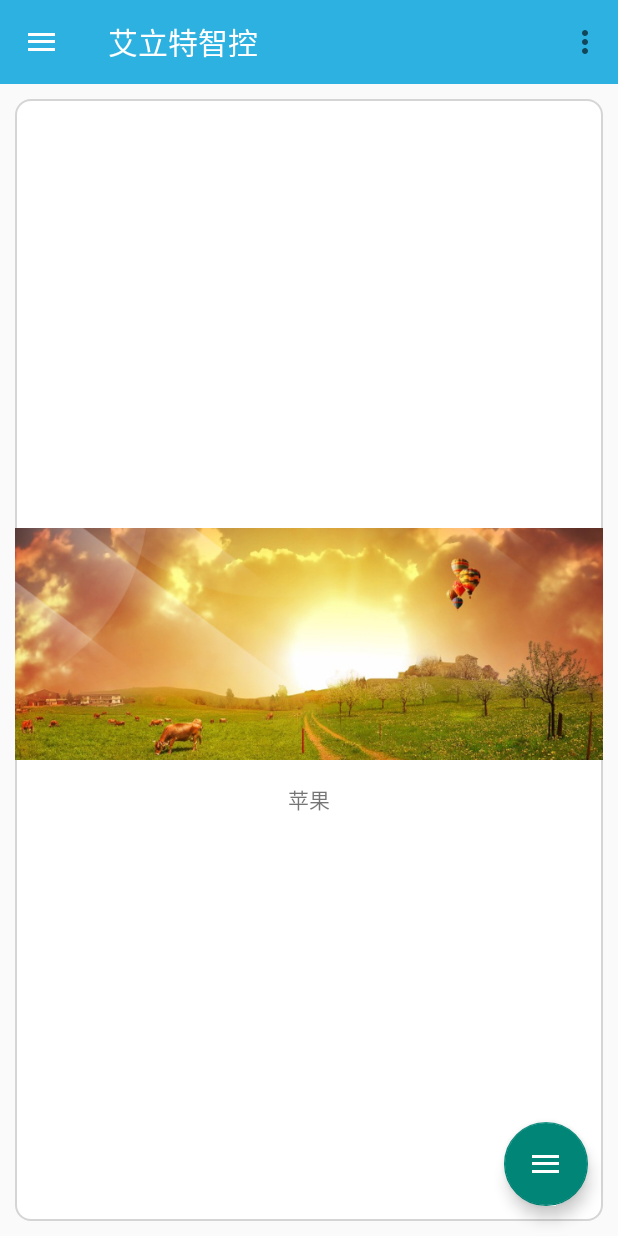
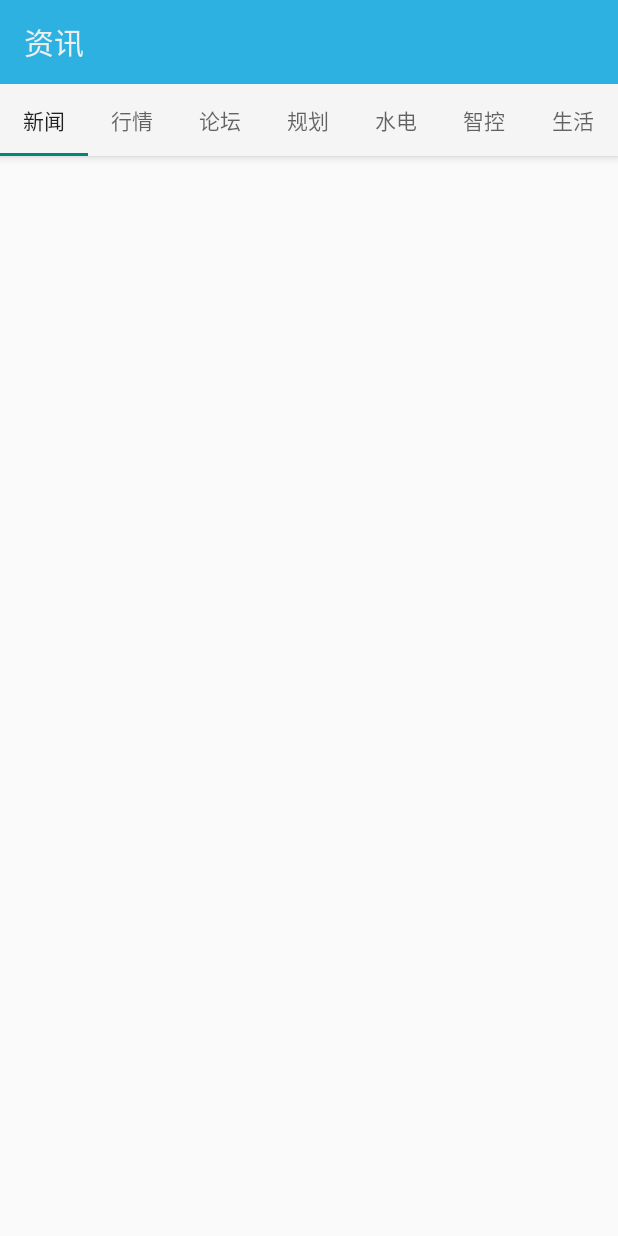
Before and after one commit to wjc133/FloatButton, an Android app: the screen it shows after launch (MainActivity before the commit, AppBarActivity after it), in the side drawer, after a tap on "日间模式", on a phone screen of 412 x 824 dp. Run offline under Robolectric (Android 15) with nearby library versions, the phone set to English and light mode, and no system bars.

Commit message:
add fragment to this app.

```diff
--- a/app/src/main/AndroidManifest.xml
+++ b/app/src/main/AndroidManifest.xml
@@ -8,7 +8,7 @@
         android:label="@string/app_name"
         android:theme="@style/AppTheme" >
         <activity
-            android:name=".MainActivity"
+            android:name=".ui.MainActivity"
             android:label="@string/app_name" >
             <intent-filter>
                 <action android:name="android.intent.action.MAIN" />
@@ -17,6 +17,7 @@
             </intent-filter>
         </activity>
         <activity android:name=".test.TestObserverActivity"/>
+        <activity android:name=".ui.AppBarActivity"/>
     </application>
 
 </manifest>
--- /dev/null
+++ b/app/src/main/java/com/elite/floatbutton/ui/AppBarActivity.java
@@ -0,0 +1,31 @@
+package com.elite.floatbutton.ui;
+
+import android.os.Bundle;
+import android.support.design.widget.TabLayout;
+import android.support.v7.widget.Toolbar;
+
+import com.elite.floatbutton.R;
+
+/**
+ * Elite Group
+ * Created by wjc133 on 2015/8/3.
+ */
+public class AppBarActivity extends BaseActivity {
+    @Override
+    protected void onCreate(Bundle savedInstanceState) {
+        super.onCreate(savedInstanceState);
+        setContentView(R.layout.activity_appbar);
+        TabLayout tabLayout=(TabLayout)findViewById(R.id.tablayout);
+        Toolbar toolbar=(Toolbar)findViewById(R.id.toolbar);
+
+        tabLayout.addTab(tabLayout.newTab().setText("新闻"));
+        tabLayout.addTab(tabLayout.newTab().setText("行情"));
+        tabLayout.addTab(tabLayout.newTab().setText("论坛"));
+        tabLayout.addTab(tabLayout.newTab().setText("规划"));
+        tabLayout.addTab(tabLayout.newTab().setText("水电"));
+        tabLayout.addTab(tabLayout.newTab().setText("智控"));
+        tabLayout.addTab(tabLayout.newTab().setText("生活"));
+
+        toolbar.setTitle("资讯");
+    }
+}
--- /dev/null
+++ b/app/src/main/java/com/elite/floatbutton/ui/BaseActivity.java
@@ -0,0 +1,11 @@
+package com.elite.floatbutton.ui;
+
+import android.support.v7.app.AppCompatActivity;
+
+/**
+ * Elite Group
+ * Created by wjc133 on 2015/8/3.
+ */
+public class BaseActivity extends AppCompatActivity{
+
+}
--- a/app/src/main/java/com/elite/floatbutton/MainActivity.java
+++ b/app/src/main/java/com/elite/floatbutton/ui/MainActivity.java
@@ -1,24 +1,23 @@
-package com.elite.floatbutton;
+package com.elite.floatbutton.ui;
 
 import android.os.Bundle;
 import android.support.design.widget.NavigationView;
 import android.support.v4.view.GravityCompat;
 import android.support.v4.widget.DrawerLayout;
 import android.support.v7.app.ActionBar;
-import android.support.v7.app.AppCompatActivity;
-import android.support.v7.widget.LinearLayoutManager;
-import android.support.v7.widget.RecyclerView;
 import android.support.v7.widget.Toolbar;
 import android.view.Menu;
 import android.view.MenuItem;
 
-import com.elite.floatbutton.adapter.MutlipleItemAdapter;
+import com.elite.floatbutton.R;
+import com.elite.floatbutton.ui.fragment.DevicesFragment;
+import com.elite.floatbutton.ui.fragment.InfoFragment;
+import com.elite.floatbutton.utils.NavigationUtils;
 
 
-public class MainActivity extends AppCompatActivity {
+public class MainActivity extends BaseActivity {
 
     private Toolbar mToolbar;
-    private RecyclerView mRecyclerView;
     private DrawerLayout mDrawerLayout;
     private NavigationView mNavigationView;
 
@@ -33,20 +32,30 @@ public class MainActivity extends AppCompatActivity {
 
     private void configView() {
         mToolbar.setTitle(R.string.main_action_title);
-        mToolbar.setTitleTextColor(getResources().getColor(android.R.color.white));
+//        mToolbar.setTitleTextColor(getResources().getColor(android.R.color.white));
 //        mToolbar.setNavigationIcon(R.drawable.ic_menu_white_24dp);
         setSupportActionBar(mToolbar);
+
+        //单独使用ToolBar
+//        mToolbar.setNavigationOnClickListener(new View.OnClickListener() {
+//            @Override
+//            public void onClick(View v) {
+//
+//            }
+//        });
+//        mToolbar.setOnMenuItemClickListener(new Toolbar.OnMenuItemClickListener() {
+//            @Override
+//            public boolean onMenuItemClick(MenuItem item) {
+//                return false;
+//            }
+//        });
 
         final ActionBar ab=getSupportActionBar();
         ab.setHomeAsUpIndicator(R.drawable.ic_menu_white_24dp);
         ab.setDisplayHomeAsUpEnabled(true);
-//        mRecyclerView.setLayoutManager(new StaggeredGridLayoutManager(2, OrientationHelper.VERTICAL));
-        mRecyclerView.setLayoutManager(new LinearLayoutManager(this));
-//        mRecyclerView.setAdapter(new NormalRecyclerViewAdapter(this));
-        mRecyclerView.setAdapter(new MutlipleItemAdapter(this));
-
         setupDrawerContent(mNavigationView);
 
+        NavigationUtils.addFragment(this, new InfoFragment());
     }
 
     private void setupDrawerContent(final NavigationView view) {
@@ -59,6 +68,20 @@ public class MainActivity extends AppCompatActivity {
                 menuItem.setChecked(true);
                 mDrawerLayout.closeDrawers();
                 prevItem=menuItem;
+
+                switch (menuItem.getItemId()){
+                    case R.id.navi_info:
+                        NavigationUtils.replaceFragment(MainActivity.this, new InfoFragment());
+                        break;
+                    case R.id.navi_devices:
+                        NavigationUtils.replaceFragment(MainActivity.this, new DevicesFragment());
+                        break;
+                    case R.id.navi_theme_light:
+                        NavigationUtils.startActivity(MainActivity.this,AppBarActivity.class);
+                    default:
+                        NavigationUtils.replaceFragment(MainActivity.this, new InfoFragment());
+                        break;
+                }
                 return true;
             }
         });
@@ -66,7 +89,6 @@ public class MainActivity extends AppCompatActivity {
 
     private void findView() {
         mToolbar=(Toolbar)findViewById(R.id.toolbar);
-        mRecyclerView=(RecyclerView)findViewById(R.id.cyc_main);
         mDrawerLayout=(DrawerLayout)findViewById(R.id.drawer_main);
         mNavigationView = (NavigationView) findViewById(R.id.nv_menu);
     }
--- /dev/null
+++ b/app/src/main/java/com/elite/floatbutton/ui/fragment/BaseFragment.java
@@ -0,0 +1,31 @@
+package com.elite.floatbutton.ui.fragment;
+
+import android.app.Fragment;
+import android.os.Bundle;
+import android.view.LayoutInflater;
+import android.view.View;
+import android.view.ViewGroup;
+
+/**
+ * Elite Group
+ * Created by wjc133 on 2015/8/3.
+ */
+public abstract class BaseFragment extends Fragment {
+    @Override
+    public View onCreateView(LayoutInflater inflater, ViewGroup container, Bundle savedInstanceState) {
+        View view=inflater.inflate(getFragmentLayout(),container,false);
+        findView(view);
+        configView();
+        return view;
+    }
+
+    protected void configView() {
+
+    }
+
+    public abstract int getFragmentLayout();
+
+    public void findView(View view){
+
+    }
+}
--- /dev/null
+++ b/app/src/main/java/com/elite/floatbutton/ui/fragment/InfoFragment.java
@@ -0,0 +1,61 @@
+package com.elite.floatbutton.ui.fragment;
+
+
+import android.support.design.widget.TextInputLayout;
+import android.text.Editable;
+import android.text.TextWatcher;
+import android.view.View;
+import android.widget.EditText;
+
+import com.elite.floatbutton.R;
+
+/**
+ * Elite Group
+ * Created by wjc133 on 2015/8/3.
+ */
+public class InfoFragment extends BaseFragment {
+
+    private TextInputLayout mUsernameTI;
+    private TextInputLayout mPasswordTI;
+    private EditText mUserEdit;
+    private EditText mPassEdit;
+
+    @Override
+    public int getFragmentLayout() {
+        return R.layout.fragment_info;
+    }
+
+    @Override
+    public void findView(View view) {
+        mUsernameTI=(TextInputLayout)view.findViewById(R.id.textinput_username);
+        mPasswordTI=(TextInputLayout)view.findViewById(R.id.textinput_password);
+    }
+
+    @Override
+    protected void configView() {
+        mUsernameTI.setHint(getResources().getString(R.string.frag_info_user_hint));
+        mUserEdit=mUsernameTI.getEditText();
+        mUserEdit.addTextChangedListener(new TextWatcher() {
+            @Override
+            public void beforeTextChanged(CharSequence s, int start, int count, int after) {
+
+            }
+
+            @Override
+            public void onTextChanged(CharSequence s, int start, int before, int count) {
+                if (s.length()>6){
+                    mUsernameTI.setErrorEnabled(true);
+                    mUsernameTI.setError("输入内容长度不能超过6个字符");
+                }else {
+                    mUsernameTI.setErrorEnabled(false);
+                }
+            }
+
+            @Override
+            public void afterTextChanged(Editable s) {
+
+            }
+        });
+        mPasswordTI.setHint(getResources().getString(R.string.frag_info_pass_hint));
+    }
+}
--- /dev/null
+++ b/app/src/main/java/com/elite/floatbutton/utils/NavigationUtils.java
@@ -0,0 +1,41 @@
+package com.elite.floatbutton.utils;
+
+import android.app.Activity;
+import android.app.Fragment;
+import android.content.Intent;
+
+import com.elite.floatbutton.R;
+import com.elite.floatbutton.ui.AppBarActivity;
+import com.elite.floatbutton.ui.MainActivity;
+import com.elite.floatbutton.ui.fragment.*;
+
+/**
+ * Elite Group
+ * Created by wjc133 on 2015/8/3.
+ */
+public class NavigationUtils {
+    private NavigationUtils(){
+
+    }
+
+    public static void replaceFragment(Activity activity, String name) {
+        activity.getFragmentManager().beginTransaction().replace(R.id.main_content, Fragment.instantiate(activity,name)).commit(); //// FIXME: 2015/8/3 不能用
+    }
+
+    public static void replaceFragment(Activity activity,Fragment fragment) {
+        activity.getFragmentManager().beginTransaction().replace(R.id.main_content, fragment).commit();
+    }
+
+    public static void addFragment(Activity activity, String name) {
+        activity.getFragmentManager().beginTransaction().add(R.id.main_content, Fragment.instantiate(activity, name)).commit();  //// FIXME: 2015/8/3 不能用
+    }
+
+    public static void addFragment(Activity activity, Fragment fragment) {
+        activity.getFragmentManager().beginTransaction().add(R.id.main_content, fragment).commit();
+    }
+
+    public static void startActivity(Activity activity, Class<AppBarActivity> activityClass) {
+        Intent intent=new Intent(activity,activityClass);
+        activity.startActivity(intent);
+    }
+}
--- /dev/null
+++ b/app/src/main/res/layout/activity_appbar.xml
@@ -0,0 +1,26 @@
+<?xml version="1.0" encoding="utf-8"?>
+<RelativeLayout xmlns:android="http://schemas.android.com/apk/res/android"
+    xmlns:app="http://schemas.android.com/apk/res-auto"
+    android:layout_width="match_parent"
+    android:layout_height="match_parent">
+    <android.support.design.widget.AppBarLayout
+        android:id="@+id/appbar"
+        android:layout_width="match_parent"
+        android:layout_height="wrap_content">
+        <include
+            android:id="@+id/toolbar"
+            layout="@layout/toolbar"
+            android:layout_width="match_parent"
+            android:layout_height="wrap_content"/>
+        <android.support.design.widget.TabLayout
+            android:id="@+id/tablayout"
+            android:layout_width="match_parent"
+            android:layout_height="wrap_content"
+            app:layout_scrollFlags="scroll">
+            <!--app:tabIndicatorColor="@android:color/holo_red_dark"-->
+            <!--app:tabSelectedTextColor="@android:color/holo_red_dark"-->
+            <!--app:tabTextColor="@android:color/black">-->
+
+        </android.support.design.widget.TabLayout>
+    </android.support.design.widget.AppBarLayout>
+</RelativeLayout>
--- a/app/src/main/res/layout/activity_main.xml
+++ b/app/src/main/res/layout/activity_main.xml
@@ -17,24 +17,25 @@
             android:layout_height="wrap_content"
             app:layout_scrollFlags="enterAlways" />
 
-        <android.support.v7.widget.RecyclerView
-            android:id="@+id/cyc_main"
-            android:layout_width="match_parent"
-            android:layout_height="match_parent"
-            android:layout_below="@id/toolbar"
-            android:layout_centerHorizontal="true"
-            android:layout_centerVertical="true" />
-        <android.support.design.widget.FloatingActionButton
-            android:layout_width="56dp"
-            android:layout_height="56dp"
+        <FrameLayout
+            android:layout_width="wrap_content"
+            android:layout_height="wrap_content"
+            android:id="@+id/main_content"
+            android:layout_below="@id/toolbar"/>
+
+        <android.support.design.widget.CoordinatorLayout
+            android:layout_width="wrap_content"
+            android:layout_height="wrap_content"
             android:layout_alignParentBottom="true"
-            android:layout_alignParentRight="true"
-            android:layout_marginBottom="20dp"
-            android:layout_marginRight="20dp"
-            android:src="@drawable/ic_menu_white_24dp"
-            app:elevation="6dp"
-            app:pressedTranslationZ="12dp"
-            />
+            android:layout_alignParentRight="true">
+            <android.support.design.widget.FloatingActionButton
+                android:layout_width="56dp"
+                android:layout_height="56dp"
+                android:src="@drawable/ic_menu_white_24dp"
+                android:layout_margin="@dimen/fab_margin"
+                app:borderWidth="0dp"
+                />
+        </android.support.design.widget.CoordinatorLayout>
     </RelativeLayout>
     <android.support.design.widget.NavigationView
         android:layout_width="match_parent"
--- a/app/src/main/res/layout/toolbar.xml
+++ b/app/src/main/res/layout/toolbar.xml
@@ -1,8 +1,11 @@
 <?xml version="1.0" encoding="utf-8"?>
 <android.support.v7.widget.Toolbar
     xmlns:android="http://schemas.android.com/apk/res/android"
+    xmlns:app="http://schemas.android.com/apk/res-auto"
     android:layout_width="match_parent"
     android:layout_height="?attr/actionBarSize"
-    android:background="@color/color_primary">
+    app:theme="@style/AppTheme.ToolBarTheme"
+    app:popupTheme="@style/Theme.AppCompat.NoActionBar"
+    android:minHeight="?attr/actionBarSize">
 
 </android.support.v7.widget.Toolbar>
--- /dev/null
+++ b/app/src/main/res/values-v21/dimens.xml
@@ -0,0 +1,4 @@
+<?xml version="1.0" encoding="utf-8"?>
+<resources>
+    <dimen name="fab_margin">16dp</dimen>
+</resources>
--- a/app/src/main/res/values/dimens.xml
+++ b/app/src/main/res/values/dimens.xml
@@ -2,4 +2,5 @@
     <!-- Default screen margins, per the Android Design guidelines. -->
     <dimen name="activity_horizontal_margin">16dp</dimen>
     <dimen name="activity_vertical_margin">16dp</dimen>
+    <dimen name="fab_margin">0dp</dimen>
 </resources>
--- a/app/src/main/res/values/strings.xml
+++ b/app/src/main/res/values/strings.xml
@@ -17,4 +17,7 @@
     <string name="theme_movie">电影模式</string>
 
     <string name="action_notify">确定</string>
+
+    <string name="frag_info_user_hint">请输入用户名</string>
+    <string name="frag_info_pass_hint">请输入密码</string>
 </resources>
--- a/app/src/main/res/values/styles.xml
+++ b/app/src/main/res/values/styles.xml
@@ -1,14 +1,21 @@
 <resources>
 
     <!-- Base application theme. -->
-    <style name="AppTheme" parent="Theme.AppCompat.Light.NoActionBar">
+    <style name="AppTheme.Base" parent="Theme.AppCompat.Light.NoActionBar"/>
+    <style name="AppTheme.ToolBarPopup" parent="AppTheme.Base">
+        <item name="android:background">@color/white</item>
+    </style>
+    <style name="AppTheme" parent="AppTheme.Base">
         <!-- Customize your theme here. -->
         <item name="colorPrimary">@color/color_primary</item>
         <item name="colorPrimaryDark">@color/color_primary_dark</item>
         <item name="colorAccent">@color/color_accent</item>
         <item name="android:windowBackground">@color/white</item>
-        <!--溢出菜单图标颜色-->
-        <item name="colorControlNormal">@color/white</item>
     </style>
 
+    <style name="AppTheme.ToolBarTheme" parent="Theme.AppCompat.NoActionBar">
+        <item name="android:textColorPrimary">@color/white</item>
+        <item name="android:textColorSecondary">@color/white</item>
+        <item name="android:background">@color/color_primary</item>
+    </style>
 </resources>
```
Also changed, not shown: app/src/main/java/com/elite/floatbutton/adapter/MutlipleItemAdapter.java (+25 -23 lines), app/src/main/java/com/elite/floatbutton/ui/fragment/DevicesFragment.java (added, +35 -0 lines), app/src/main/res/layout/fragment_devices.xml (added, +12 -0 lines), app/src/main/res/layout/fragment_info.xml (added, +25 -0 lines).
